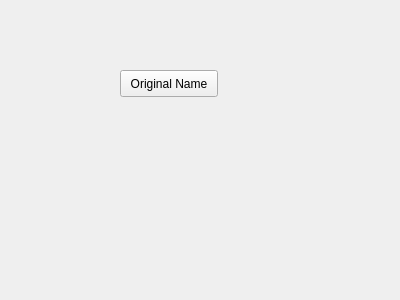
xmlcy/demo_rqt_plugin, file src/ulaagui/resource/MyPlugin.ui: the form before one commit.
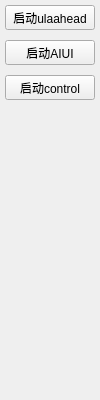
The form after the commit.

Commit message: 修改UI, 增加按钮, 点击发布topic

Diff of the .ui file:
```diff
--- a/src/ulaagui/resource/MyPlugin.ui
+++ b/src/ulaagui/resource/MyPlugin.ui
@@ -6,8 +6,8 @@
    <rect>
     <x>0</x>
     <y>0</y>
-    <width>400</width>
-    <height>300</height>
+    <width>100</width>
+    <height>400</height>
    </rect>
   </property>
   <property name="windowTitle">
@@ -16,14 +16,40 @@
   <widget class="QPushButton" name="Test">
    <property name="geometry">
     <rect>
-     <x>120</x>
-     <y>70</y>
-     <width>98</width>
-     <height>27</height>
+     <x>5</x>
+     <y>5</y>
+     <width>90</width>
+     <height>25</height>
     </rect>
    </property>
    <property name="text">
-    <string>Original Name</string>
+    <string>启动ulaahead</string>
+   </property>
+  </widget>
+  <widget class="QPushButton" name="pushButton_start_AIUI">
+   <property name="geometry">
+    <rect>
+     <x>5</x>
+     <y>40</y>
+     <width>90</width>
+     <height>25</height>
+    </rect>
+   </property>
+   <property name="text">
+    <string>启动AIUI</string>
+   </property>
+  </widget>
+  <widget class="QPushButton" name="pushButton_start_control">
+   <property name="geometry">
+    <rect>
+     <x>5</x>
+     <y>75</y>
+     <width>90</width>
+     <height>25</height>
+    </rect>
+   </property>
+   <property name="text">
+    <string>启动control</string>
    </property>
   </widget>
  </widget>
```
Left out of the diff: 6 changed lines with no effect on the pictures. The commit also changes 2 other files.
